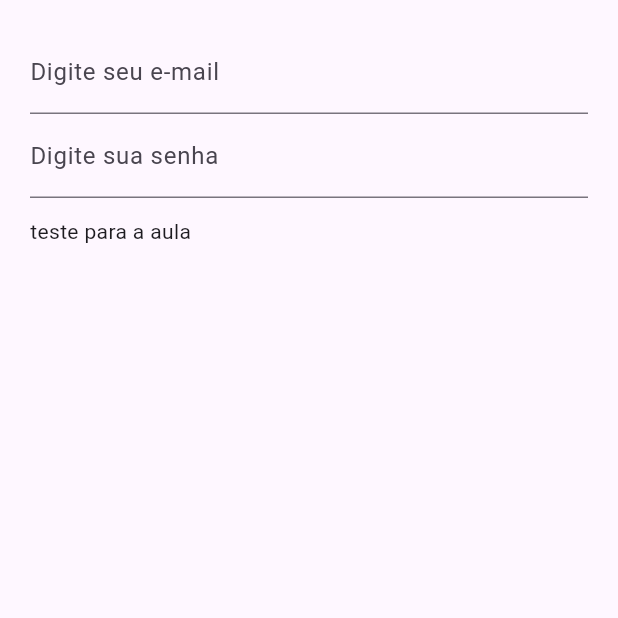
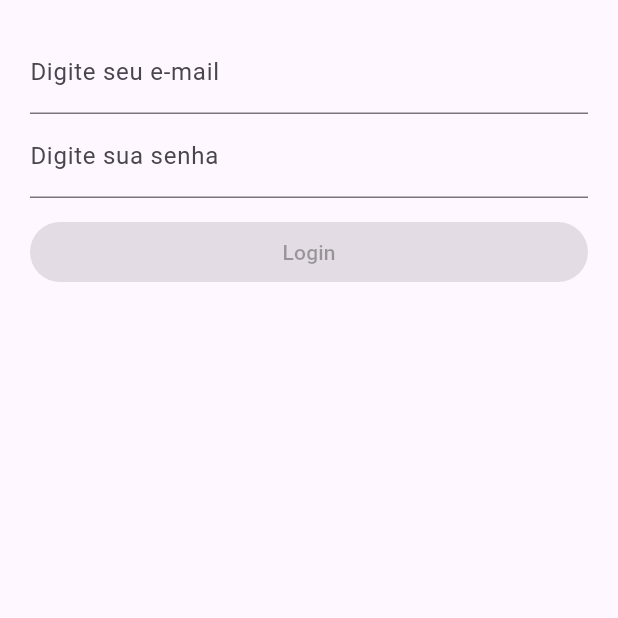
Before and after one commit to professorbossini/20242_maua_tti203_dart_flutter_parte2, a Flutter app: the screen it shows after launch, on a phone screen of 412 x 824 dp, the top half of it. Run offline on Flutter 3.47's test engine with Material 3 defaults, Android fonts, the phone set to English and light mode, and no system bars; our stand-ins replace email_validator, fluttertoast, rxdart.

Commit message:
ap02(ger-estado): encerra a revisao e a apostila

```diff
--- a/gerenciamento_de_estado/lib/src/blocs/bloc.dart
+++ b/gerenciamento_de_estado/lib/src/blocs/bloc.dart
@@ -1,17 +1,29 @@
 import 'dart:async';
-
+import 'package:rxdart/rxdart.dart';
 import 'package:gerenciamento_de_estado/src/blocs/validators.dart';
+import 'package:fluttertoast/fluttertoast.dart';
 class Bloc with Validators{
-  final _emailController = StreamController <String> ();
-  final _passwordController = StreamController <String> ();
+  final _emailController = BehaviorSubject <String> ();
+  final _passwordController = BehaviorSubject <String>();
 
   Stream <String> get email => _emailController.stream.transform(validateEmail);
 
   Stream <String> get password => _passwordController.stream.transform(validatePassword);
 
+  Stream <bool> get emailAndPasswordAreOk => CombineLatestStream.combine2(email, password, (e, p) => true);
+
   Function(String) get changeEmail => _emailController.sink.add;
 
   Function(String) get changePassword => _passwordController.sink.add;
+
+  void submitForm(){
+    final email = _emailController.value;
+    final password = _passwordController.value;
+    Fluttertoast.showToast(
+      msg: 'E-mail $email, Senha: $password',
+    );
+
+  }
 
   void dispose(){
     _emailController.close();
--- a/gerenciamento_de_estado/lib/src/telas/login_tela.dart
+++ b/gerenciamento_de_estado/lib/src/telas/login_tela.dart
@@ -17,8 +17,8 @@
             child: Row(
               children: [
                 Expanded(
-                  // child: submitButton(bloc)
-                  child: Text('teste para a aula')
+                  child: submitButton(bloc)
+                  // child: Text('teste para a aula')
                 )
               ],
             ),
@@ -73,10 +73,10 @@
   //5. implementar um método para produzir um botão
   Widget submitButton(Bloc bloc){
     return StreamBuilder(
-      stream: bloc.email,
-      builder: (context, AsyncSnapshot <String> snapshot){
+      stream: bloc.emailAndPasswordAreOk,
+      builder: (context, AsyncSnapshot <bool> snapshot){
         return ElevatedButton(
-          onPressed: (){},
+          onPressed: snapshot.hasData ? bloc.submitForm : null,
           child: Text('Login')
         );
       },
--- a/gerenciamento_de_estado/pubspec.yaml
+++ b/gerenciamento_de_estado/pubspec.yaml
@@ -37,6 +37,7 @@
   cupertino_icons: ^1.0.6
   email_validator: ^3.0.0
   rxdart: ^0.28.0
+  fluttertoast: ^8.2.8
 
 dev_dependencies:
   flutter_test:
```
Also changed, not shown: gerenciamento_de_estado/pubspec.lock.
